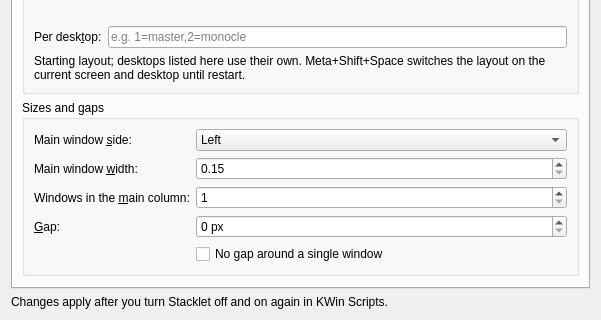
Above: package/contents/ui/config.ui from aic0d3r/stacklet before the change; both pictures show x 0 to 601 and y 169 to 489 of the 601 by 489 pixel window. Below: the same form after it.
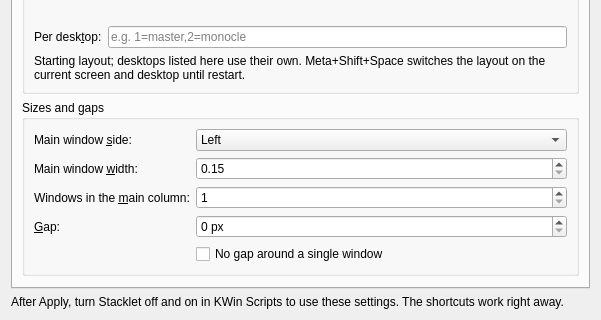
That is the form after the change. Icons and pictures are not drawn.

Commit message: Settings: say plainly that page changes need a restart but shortcuts work right away

Diff of the .ui file:
```diff
--- a/package/contents/ui/config.ui
+++ b/package/contents/ui/config.ui
@@ -335,7 +335,7 @@
    <item>
     <widget class="QLabel" name="applyNote">
      <property name="wordWrap"><bool>true</bool></property>
-     <property name="text"><string>Changes apply after you turn Stacklet off and on again in KWin Scripts.</string></property>
+     <property name="text"><string>After Apply, turn Stacklet off and on in KWin Scripts to use these settings. The shortcuts work right away.</string></property>
     </widget>
    </item>
 
```
